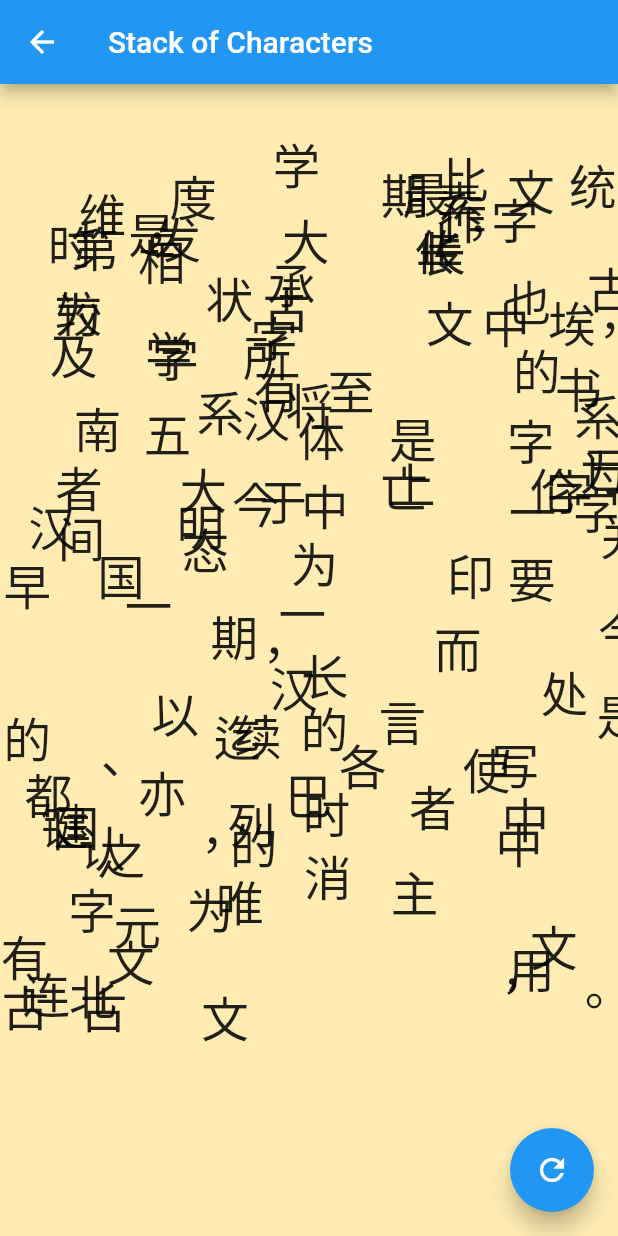
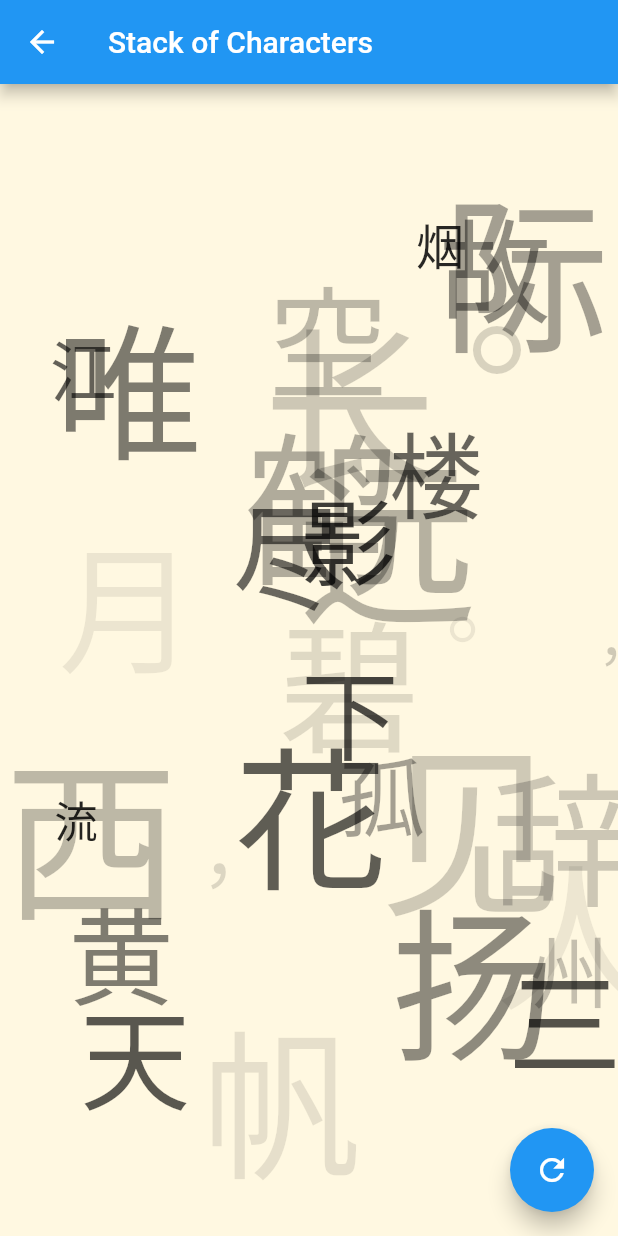
Before and after one commit to InMatrix/ui_as_code_study, a Flutter app: the StackCharacters screen opened directly, on a phone screen of 412 x 824 dp. Run offline on Flutter 3.47's test engine with Material 2 defaults, Android fonts, the phone set to English and light mode, and no system bars.

Commit message:
Add opacity to characters

```diff
--- a/lib/main.dart
+++ b/lib/main.dart
@@ -1,5 +1,5 @@
 import 'package:flutter/material.dart';
-import 'package:ui_as_code_study/stack_characters.dart';
+import 'stack_characters.dart';
 
 void main() => runApp(MyApp());
 
--- a/lib/stack_characters.dart
+++ b/lib/stack_characters.dart
@@ -10,11 +10,8 @@ class StackCharacters extends StatefulWidget {
 }
 
 class _StackCharactersState extends State<StackCharacters> {
-
-  void refreshStack(){
-    setState(() {
-
-        });
+  void refreshStack() {
+    setState(() {});
   }
 
   @override
@@ -26,24 +23,34 @@ class _StackCharactersState extends State<StackCharacters> {
       body: Stack(
         children: generateStackContent(),
       ),
-      floatingActionButton: FloatingActionButton(child: Icon(Icons.refresh),onPressed: refreshStack),
+      floatingActionButton: FloatingActionButton(
+          child: Icon(Icons.refresh), onPressed: refreshStack),
     );
   }
 
   List<Widget> generateStackContent() {
-    final characters = '''作为中文的书写文字，汉字是迄今为止连续使用时间最长的主要文字，
-    也是上古时期各大文字体系中唯一传承至今的，相较而言，古埃及、古巴比伦、古印度文字都早已消亡，
-    所以有学者认为汉字是维系中国南北长期处于统一状态的关键元素之一，亦有学者将汉字列为中国第五大发明。'''.split('');
+    final characters = '''故人西辞黄鹤楼，烟花三月下扬州。
+    孤帆远影碧空尽，唯见长江天际流。'''
+        .split('');
     final random = Random();
     final topMax = 600.0;
     final leftMax = 400.0;
     List<Widget> stackContent = [
-      Container(color: Colors.amber.shade100),
+      Container(color: Colors.amber.shade50),
     ];
     for (var char in characters) {
-      var top = random.nextDouble() * topMax ;
+      var top = random.nextDouble() * topMax;
       var left = random.nextDouble() * leftMax;
-      stackContent.add(Positioned(child: Text(char, style: TextStyle(fontSize: 32),), top:top, left:left));
+      stackContent.add(Positioned(
+          child: Opacity(
+            opacity: random.nextDouble() * 1.0,
+            child: Text(
+              char,
+              style: TextStyle(fontSize: (0.3 + random.nextDouble()) * 96),
+            ),
+          ),
+          top: top,
+          left: left));
     }
     return stackContent;
   }
```
